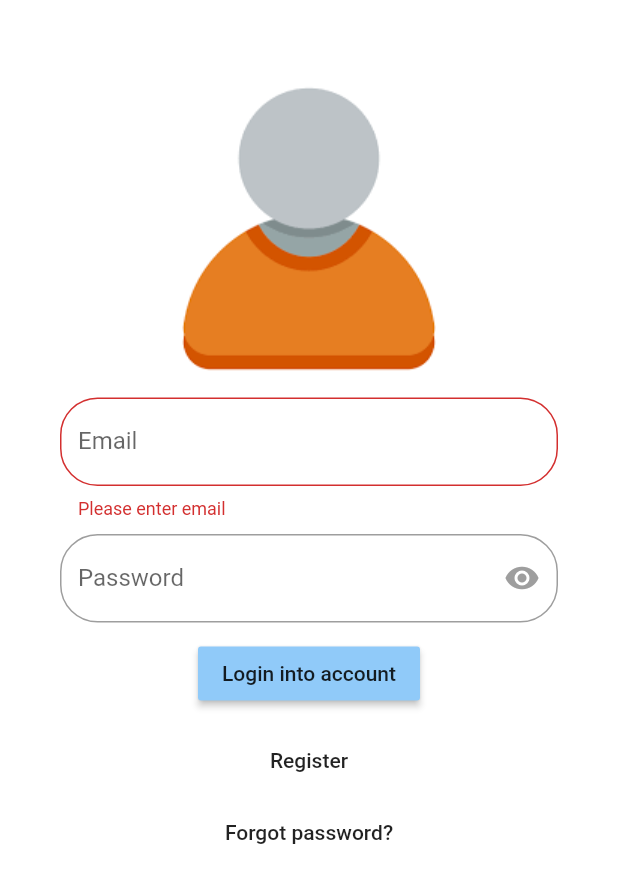
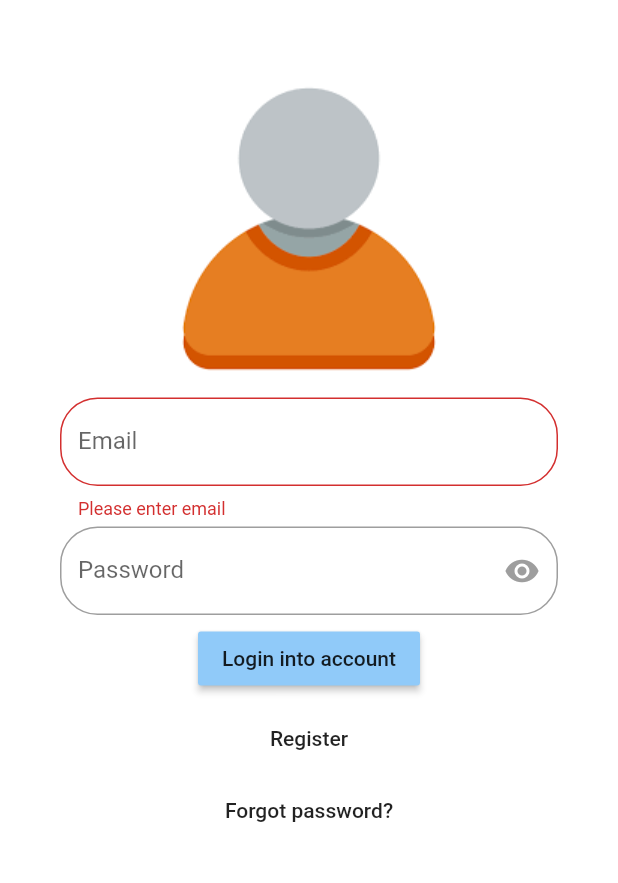
Before and after one commit to Vladus7/Login, a Flutter app: the screen it shows after launch, on a phone screen of 412 x 824 dp. Shown: the top 883 px of the screen. Run offline on Flutter 3.47's test engine with Material 2 defaults, Android fonts, the phone set to English and light mode, and no system bars.

Commit message:
получилось вроди

```diff
--- a/lib/loginScreen.dart
+++ b/lib/loginScreen.dart
@@ -1,5 +1,4 @@
 import 'package:flutter/material.dart';
-
 
 class ZeroScreen extends StatefulWidget {
   @override
@@ -21,12 +20,14 @@ class _ZeroScreenState extends State<ZeroScreen> {
   Future _login() async {
     setState(() {
       _loading = false;
-    });Navigator.of(context).pushReplacementNamed('/screen2');
+    });
+    Navigator.of(context).pushReplacementNamed('/Home_screen');
   }
 
   @override
   Widget build(BuildContext context) {
-    var body =  ListView(children: <Widget>[ Column(children: <Widget>[
+    var body = ListView(children: <Widget>[
+      Column(children: <Widget>[
         Container(
           padding: const EdgeInsets.all(40.0),
           child: Form(
@@ -35,8 +36,10 @@ class _ZeroScreenState extends State<ZeroScreen> {
                   crossAxisAlignment: CrossAxisAlignment.center,
                   mainAxisSize: MainAxisSize.max,
                   mainAxisAlignment: MainAxisAlignment.center,
-                children: <Widget>[Container(child:
-                  Image.asset('images/men.png'),),
+                  children: <Widget>[
+                    Container(
+                      child: Image.asset('images/men.png'),
+                    ),
                     TextFormField(
                       decoration: InputDecoration(
                         border: OutlineInputBorder(
@@ -52,37 +55,33 @@ class _ZeroScreenState extends State<ZeroScreen> {
                       },
                       keyboardType: TextInputType.emailAddress,
                     ),
-                  Padding(
-                    padding: const EdgeInsets.all(5.0),
-                  ),
+                    SizedBox(height: 5.0),
                     PasswordField(),
-                  Padding(
-                    padding: const EdgeInsets.all(5.0),
-                  ),
+                    SizedBox(height: 5.0),
                     RaisedButton(
                       color: Colors.blue[200],
                       onPressed: _onLoading,
                       //tooltip: 'Loading',
                       child: Text('Login into account'),
                     ),
-                  Padding(
-                    padding: const EdgeInsets.all(5.0),
-                  ),
+                    SizedBox(height: 5.0),
                     FlatButton(
                         child: const Text('Register'),
                         splashColor: Colors.white,
                         onPressed: () {
-                        Navigator.of(context).pushNamed('/screen4');
+                          Navigator.of(context).pushNamed('/RegisterScreen');
                         }),
                     FlatButton(
                         child: const Text('Forgot password?'),
                         splashColor: Colors.white,
                         onPressed: () {
-                        Navigator.of(context).pushNamed('/screen5');
+                          Navigator.of(context)
+                              .pushNamed('/ForgotPasswordScreen');
                         }),
                   ])),
         )
-    ])]);
+      ])
+    ]);
 
     var bodyProgress = Container(
       child: Stack(
@@ -132,8 +131,7 @@ class _ZeroScreenState extends State<ZeroScreen> {
     );
 
     return Scaffold(
-        body:
-      Container(
+      body: Container(
           decoration: BoxDecoration(color: Colors.white),
           child: _loading ? bodyProgress : body),
     );
--- a/lib/main.dart
+++ b/lib/main.dart
@@ -9,18 +9,18 @@ class MyApp extends StatelessWidget {
   @override
   Widget build(BuildContext context) {
     return MaterialApp(
-      home:  ZeroScreen(),
+      home: ZeroScreen(),
       routes: <String, WidgetBuilder>{
-        '/screen1': (BuildContext context) => ZeroScreen(),
-        '/screen2': (BuildContext context) => FirstScreen(),
-        '/screen3': (BuildContext context) => SecondScreen(),
-        '/screen4': (BuildContext context) => RegisterScteen(),
-        '/screen5': (BuildContext context) => ForgotPasswordScteen()
+        '/Login_screen': (BuildContext context) => ZeroScreen(),
+        '/Home_screen': (BuildContext context) => FirstScreen(),
+        '/Share_screen': (BuildContext context) => SecondScreen(),
+        '/RegisterScreen': (BuildContext context) => RegisterScreen(),
+        '/ForgotPasswordScreen': (BuildContext context) =>
+            ForgotPasswordScreen()
       },
     );
   }
 }
-
 
 class SecondScreen extends StatelessWidget {
   @override
@@ -33,7 +33,7 @@ class SecondScreen extends StatelessWidget {
   }
 }
 
-class RegisterScteen extends StatelessWidget {
+class RegisterScreen extends StatelessWidget {
   @override
   Widget build(BuildContext context) {
     return Scaffold(
@@ -41,7 +41,7 @@ class RegisterScteen extends StatelessWidget {
   }
 }
 
-class ForgotPasswordScteen extends StatelessWidget {
+class ForgotPasswordScreen extends StatelessWidget {
   @override
   Widget build(BuildContext context) {
     return Scaffold(
```
Also changed, not shown: lib/home_screen.dart (+12 -11 lines), 1 other file. Lines whose indentation alone changed are shown as unchanged.
